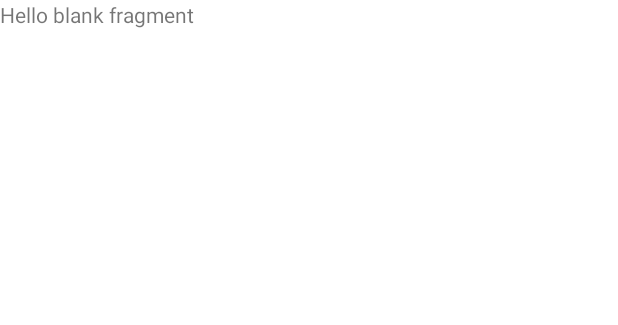
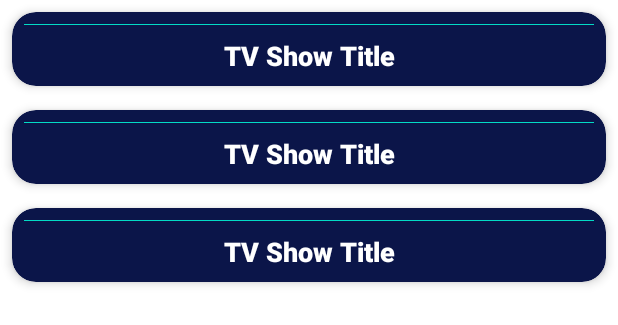
Before and after one commit to andifauzy7/Submission3-Jetpack-Dicoding, an Android app: the layout fragment_tv_show.xml on its own in the app's theme, with its tools: preview values and no code run, on a phone screen of 412 x 824 dp. Shown: the top 325 px of the screen. Run offline under Robolectric (Android 15) with nearby library versions, the phone set to English and light mode, and no system bars.

Commit message:
Room Template + Fragment Favorites

```diff
--- a/app/build.gradle
+++ b/app/build.gradle
@@ -1,6 +1,7 @@
 plugins {
     id 'com.android.application'
     id 'kotlin-android'
+    id 'kotlin-kapt'
 }
 
 android {
@@ -53,6 +54,10 @@ dependencies {
     implementation "com.github.bumptech.glide:glide:$glideVersion"
     implementation "de.hdodenhof:circleimageview:$circleImageVersion"
 
+    // Room
+    implementation "androidx.room:room-runtime:$roomRuntimeVersion"
+    kapt "androidx.room:room-compiler:$roomVersion"
+
     // API
     implementation "com.squareup.retrofit2:retrofit:$retrofitVersion"
     implementation "com.squareup.retrofit2:converter-gson:$retrofitVersion"
--- a/app/src/main/java/com/example/cinema/di/Injection.kt
+++ b/app/src/main/java/com/example/cinema/di/Injection.kt
@@ -7,6 +7,6 @@ import com.example.cinema.data.MovieRepository
 
 object Injection {
     fun provideRepository(context: Context): MovieRepository {
-        return MovieRepository.getInstance()
+        return MovieRepository.getInstance(context)
     }
 }
--- a/app/src/main/res/layout/fragment_movies.xml
+++ b/app/src/main/res/layout/fragment_movies.xml
@@ -5,10 +5,10 @@
     android:layout_height="match_parent"
     tools:context=".ui.favorite.movies.MoviesFragment">
 
-    <!-- TODO: Update blank fragment layout -->
-    <TextView
+    <androidx.recyclerview.widget.RecyclerView
+        android:id="@+id/rv_movies"
         android:layout_width="match_parent"
         android:layout_height="match_parent"
-        android:text="@string/hello_blank_fragment" />
+        tools:listitem="@layout/item_movies_favorite" />
 
 </FrameLayout>
--- a/app/src/main/res/layout/fragment_tv_show.xml
+++ b/app/src/main/res/layout/fragment_tv_show.xml
@@ -5,10 +5,10 @@
     android:layout_height="match_parent"
     tools:context=".ui.favorite.tvshow.TVShowFragment">
 
-    <!-- TODO: Update blank fragment layout -->
-    <TextView
+    <androidx.recyclerview.widget.RecyclerView
+        android:id="@+id/rv_show"
         android:layout_width="match_parent"
         android:layout_height="match_parent"
-        android:text="@string/hello_blank_fragment" />
+        tools:listitem="@layout/item_tvshow_favorite" />
 
 </FrameLayout>
--- /dev/null
+++ b/app/src/main/res/layout/item_tvshow_favorite.xml
@@ -0,0 +1,44 @@
+<?xml version="1.0" encoding="utf-8"?>
+<androidx.cardview.widget.CardView xmlns:android="http://schemas.android.com/apk/res/android"
+    xmlns:app="http://schemas.android.com/apk/res-auto"
+    xmlns:tools="http://schemas.android.com/tools"
+    android:id="@+id/cv_item_show"
+    android:layout_width="match_parent"
+    android:layout_height="wrap_content"
+    android:layout_margin="8dp"
+    app:cardBackgroundColor="@color/navy_half"
+    app:cardCornerRadius="16dp"
+    app:cardElevation="4dp">
+
+    <androidx.constraintlayout.widget.ConstraintLayout
+        android:id="@+id/item_show_container"
+        android:layout_width="match_parent"
+        android:layout_height="match_parent"
+        android:padding="8dp">
+
+        <ImageView
+            android:id="@+id/img_poster_show"
+            android:layout_width="0dp"
+            android:layout_height="wrap_content"
+            android:src="@color/teal_200"
+            app:layout_constraintEnd_toEndOf="parent"
+            app:layout_constraintStart_toStartOf="parent"
+            app:layout_constraintTop_toTopOf="parent"
+            tools:ignore="ContentDescription" />
+
+        <TextView
+            android:id="@+id/tv_item_name_show"
+            android:layout_width="0dp"
+            android:layout_height="wrap_content"
+            android:layout_marginTop="8dp"
+            android:fontFamily="sans-serif-black"
+            android:gravity="center"
+            android:text="@string/tv_show_title"
+            android:textColor="@color/white"
+            android:textSize="18sp"
+            app:layout_constraintEnd_toEndOf="@+id/img_poster_show"
+            app:layout_constraintStart_toStartOf="@+id/img_poster_show"
+            app:layout_constraintTop_toBottomOf="@+id/img_poster_show" />
+
+    </androidx.constraintlayout.widget.ConstraintLayout>
+</androidx.cardview.widget.CardView>
--- a/app/src/main/res/values/strings.xml
+++ b/app/src/main/res/values/strings.xml
@@ -32,10 +32,8 @@
     <string name="overview_show">Overview Show</string>
     <string name="magazine">Magazine+</string>
     <string name="cinema">Cinema</string>
-    <string name="name">Name ...</string>
+    <string name="name">Name …</string>
     <string name="male">Male</string>
     <string name="female">Female</string>
     <string name="login">Login</string>
-    <!-- TODO: Remove or change this placeholder text -->
-    <string name="hello_blank_fragment">Hello blank fragment</string>
 </resources>
--- a/build.gradle
+++ b/build.gradle
@@ -26,6 +26,8 @@ task clean(type: Delete) {
 }
 
 ext {
+    roomVersion = '2.2.3'
+    roomRuntimeVersion = '2.2.5'
     idleResourceVersion = '3.2.0'
     espressoVersion = '3.1.0'
     mockitoVersion = "3.6.0"
```
Also changed, not shown: app/src/main/java/com/example/cinema/data/MovieRepository.kt (+47 -3 lines), app/src/main/java/com/example/cinema/room/MovieDao.kt (added, +27 -0 lines), app/src/main/java/com/example/cinema/room/MovieDatabase.kt (added, +30 -0 lines), app/src/main/java/com/example/cinema/room/entity/MovieEntity.kt (added, +20 -0 lines), app/src/main/java/com/example/cinema/room/entity/TVShowEntity.kt (added, +20 -0 lines), app/src/main/java/com/example/cinema/ui/favorite/movies/MoviesAdapter.kt (added, +55 -0 lines), app/src/main/java/com/example/cinema/ui/favorite/movies/MoviesFragment.kt (+25 -43 lines), app/src/main/java/com/example/cinema/ui/favorite/movies/MoviesViewModel.kt (added, +10 -0 lines), app/src/main/java/com/example/cinema/ui/favorite/tvshow/TVShowAdapter.kt (added, +51 -0 lines), app/src/main/java/com/example/cinema/ui/favorite/tvshow/TVShowFragment.kt (+25 -43 lines), app/src/main/java/com/example/cinema/ui/favorite/tvshow/TVShowViewModel.kt (added, +10 -0 lines), app/src/main/java/com/example/cinema/viewmodel/ViewModelFactory.kt (+8 -0 lines), app/src/main/res/layout/item_movies_favorite.xml (added, +44 -0 lines).
